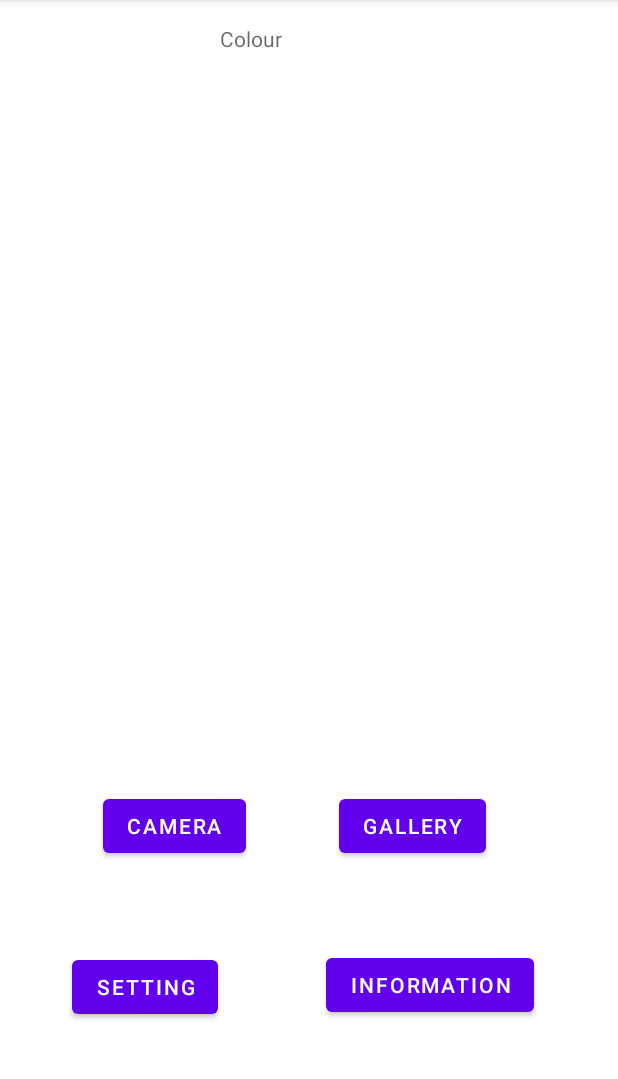
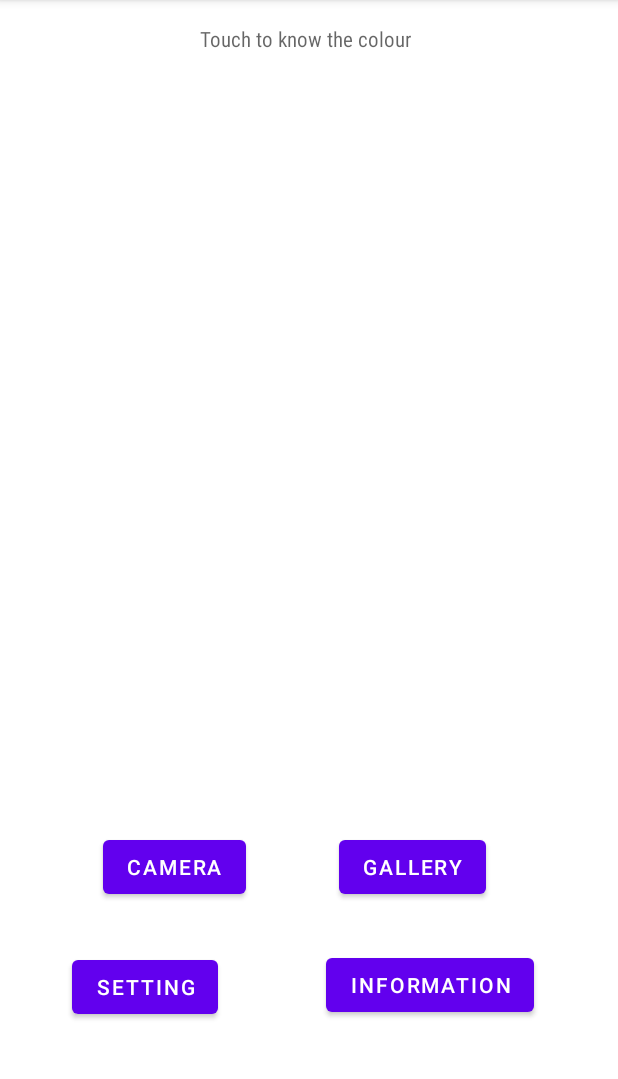
Before and after one commit to weshowe/HackTheHill2023, an Android app: the Analyze screen opened directly, with no data from a screen before it, on a phone screen of 412 x 824 dp, the part 84-1163 px from its top. Run offline under Robolectric (Android 15) with nearby library versions, the phone set to English and light mode, and no system bars; 2 statements that could not run were skipped.

Commit message:
removing redundant imports

```diff
--- a/HueHunter/app/src/main/java/com/example/huehunter/Analyze.java
+++ b/HueHunter/app/src/main/java/com/example/huehunter/Analyze.java
@@ -1,18 +1,13 @@
 package com.example.huehunter;
-import androidx.annotation.RequiresApi;
 import androidx.appcompat.app.AppCompatActivity;
 import androidx.core.content.FileProvider;
 import android.annotation.SuppressLint;
-import android.app.Activity;
 import android.content.Intent;
 import android.graphics.Bitmap;
 import android.graphics.BitmapFactory;
-import android.graphics.Color;
-import android.graphics.Point;
 import android.graphics.drawable.BitmapDrawable;
 import android.graphics.drawable.Drawable;
 import android.net.Uri;
-import android.os.Build;
 import android.os.Bundle;
 import android.os.Environment;
 import android.provider.MediaStore;
@@ -25,45 +20,28 @@ import android.speech.tts.TextToSpeech;
 import android.widget.Magnifier;
 import android.widget.TextView;
 import android.widget.Toast;
-
-//import com.fasterxml.jackson.core.type.TypeReference;
-//import com.fasterxml.jackson.databind.ObjectMapper;
-
 import java.io.InputStream;
-
-import java.net.URL;
-import java.util.HashMap;
-
 import java.util.Arrays;
-
 import java.util.Locale;
-import java.io.ByteArrayOutputStream;
 import java.io.File;
 import java.io.FileNotFoundException;
-import java.io.FileOutputStream;
 import java.io.IOException;
 import java.text.SimpleDateFormat;
 import java.util.Date;
 import java.util.Map;
 import java.lang.Math;
 
-import org.json.JSONArray;
-import org.json.JSONException;
-import org.json.JSONObject;
+public class Analyze extends AppCompatActivity {
 
-public class Analyze extends AppCompatActivity {
     ImageView view;
     Uri outPutfileUri;
     String mCurrentPhotoPath;
     TextView circle;
     TextView colorTellingText;
-
     Magnifier magnifier;
     Map<String, Object> colorNames;
     TextToSpeech tts;
-
     Bitmap bitmap;
-
     Button galleryButton;
     Button cameraButton;
 
--- a/HueHunter/app/src/main/res/layout/activity_analyze.xml
+++ b/HueHunter/app/src/main/res/layout/activity_analyze.xml
@@ -9,12 +9,13 @@
 
     <TextView
         android:id="@+id/colorTellingText"
-        android:layout_width="160dp"
-        android:layout_height="19dp"
+        android:layout_width="201dp"
+        android:layout_height="32dp"
+        android:fontFamily="sans-serif-condensed"
         android:layout_marginStart="183dp"
         android:layout_marginTop="16dp"
         android:layout_marginEnd="183dp"
-        android:hint="Colour"
+        android:hint="Touch to know the colour"
         app:layout_constraintEnd_toEndOf="parent"
         app:layout_constraintHorizontal_bias="0.321"
         app:layout_constraintStart_toStartOf="parent"
@@ -22,8 +23,8 @@
 
     <ImageView
         android:id="@+id/imageView"
-        android:layout_width="344dp"
-        android:layout_height="443dp"
+        android:layout_width="356dp"
+        android:layout_height="458dp"
         android:layout_marginStart="62dp"
         android:layout_marginTop="12dp"
         android:layout_marginEnd="62dp"
```
